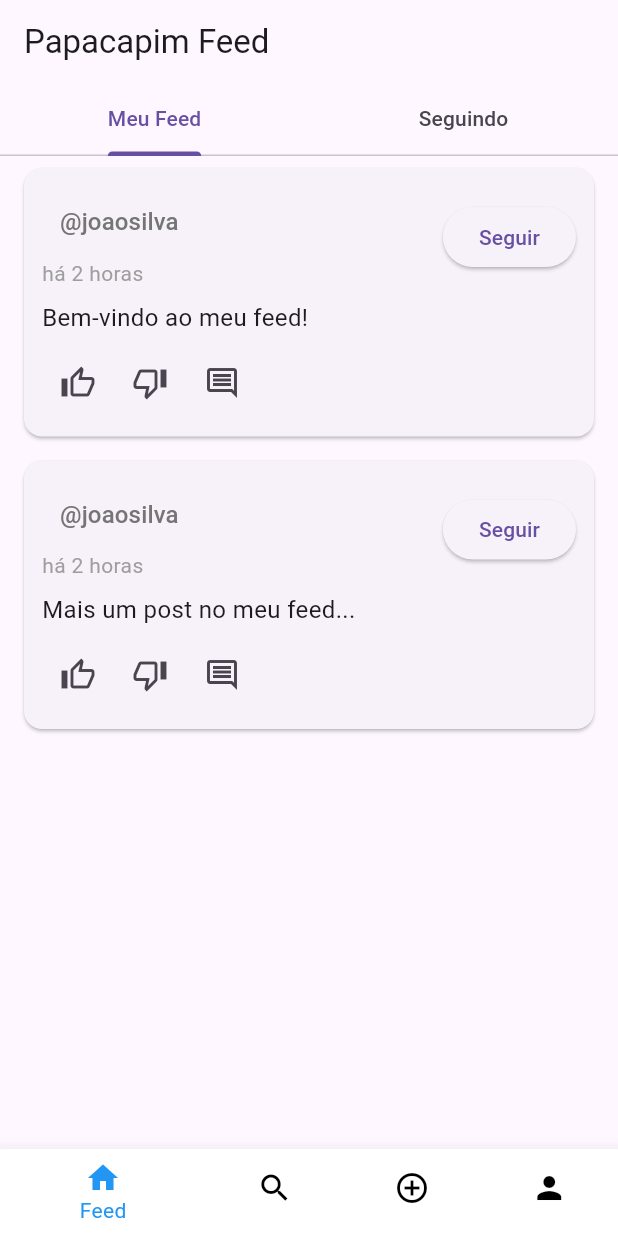
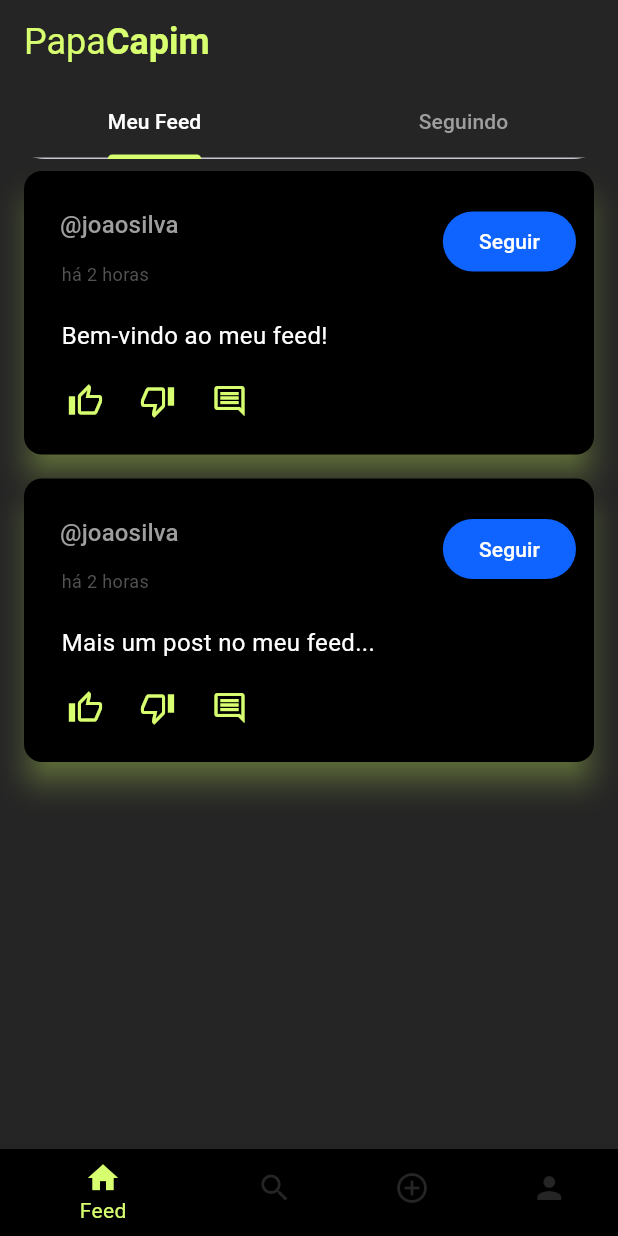
Before and after one commit to caiquedebrito/papacapim_ui, a Flutter app: the FeedScreen screen opened directly, on a phone screen of 412 x 824 dp. Run offline on Flutter 3.47's test engine with Material 3 defaults, Android fonts, the light colour scheme and no system bars.

Commit message:
Style: feed

```diff
--- a/lib/components/bottom_navegation.dart
+++ b/lib/components/bottom_navegation.dart
@@ -7,7 +7,8 @@ import '../screens/my_profile_screen.dart';
 class BottomNavigation extends StatelessWidget {
   final int currentIndex;
 
-  const BottomNavigation({Key? key, required this.currentIndex}) : super(key: key);
+  const BottomNavigation({Key? key, required this.currentIndex})
+      : super(key: key);
 
   void _onItemTapped(BuildContext context, int index) {
     if (index == currentIndex) return; // Evita recarregar a mesma tela
@@ -41,16 +42,21 @@ class BottomNavigation extends StatelessWidget {
     return BottomNavigationBar(
       currentIndex: currentIndex,
       onTap: (index) => _onItemTapped(context, index),
-      backgroundColor: Colors.white, // Define a cor de fundo do BottomNavigationBar
-      selectedItemColor: Colors.blue, // Cor do item selecionado
-      unselectedItemColor: Colors.black, // Cor dos itens não selecionados
+      backgroundColor:
+          Color(0xFF252525), // Define a cor de fundo do BottomNavigationBar
+      selectedItemColor: Color(0xFFD8FF6F), // Cor do item selecionado
+      unselectedItemColor: Color(0xFF252525), // Cor dos itens não selecionados
       showSelectedLabels: true, // Exibir rótulo do item selecionado
       showUnselectedLabels: false, // Esconder rótulo dos itens não selecionados
       elevation: 10, // Adiciona sombra para destacar o menu
       items: const [
-        BottomNavigationBarItem(icon: Icon(Icons.home), label: "Feed", backgroundColor: Colors.white),
+        BottomNavigationBarItem(
+            icon: Icon(Icons.home),
+            label: "Feed",
+            backgroundColor: Colors.black),
         BottomNavigationBarItem(icon: Icon(Icons.search), label: "Buscar"),
-        BottomNavigationBarItem(icon: Icon(Icons.add_circle_outline), label: "Postar"),
+        BottomNavigationBarItem(
+            icon: Icon(Icons.add_circle_outline), label: "Postar"),
         BottomNavigationBarItem(icon: Icon(Icons.person), label: "Perfil"),
       ],
     );
--- a/lib/components/post_card.dart
+++ b/lib/components/post_card.dart
@@ -22,14 +22,21 @@ class PostCard extends StatelessWidget {
     this.onComment,
     this.onDelete,
     this.onUserTap,
-    this.showDeleteButton = false, // Define se o botão de deletar aparecerá (para perfil do usuário)
-    this.showFollowerButton = true, // Define se o botão de seguir aparecerá (para outros usuários)
+    this.showDeleteButton =
+        false, // Define se o botão de deletar aparecerá (para perfil do usuário)
+    this.showFollowerButton =
+        true, // Define se o botão de seguir aparecerá (para outros usuários)
   }) : super(key: key);
 
   @override
   Widget build(BuildContext context) {
-    return Card(
+    return Container(
+      decoration: const BoxDecoration(),
+      child: Card(
         margin: const EdgeInsets.symmetric(horizontal: 16, vertical: 8),
+        color: Colors.black,
+        elevation: 8.0,
+        shadowColor: Color(0xFFD8FF6F),
         child: Padding(
           padding: const EdgeInsets.all(12.0),
           child: Column(
@@ -44,23 +51,36 @@ class PostCard extends StatelessWidget {
                     children: [
                       TextButton(
                         onPressed: () {
-                        Navigator.push(context, MaterialPageRoute(builder: (context) => ProfileScreen()));
+                          Navigator.push(
+                              context,
+                              MaterialPageRoute(
+                                  builder: (context) => ProfileScreen()));
                         },
                         child: Text(
                           "@$userLogin",
-                        style: TextStyle(fontSize: 16, color: Colors.grey[600]),
+                          style: TextStyle(fontSize: 16, color: Colors.grey),
                         ),
-                    )                    ,
-                    Text(
+                      ),
+                      Padding(
+                        padding: const EdgeInsets.only(left: 13.0, bottom: 5),
+                        child: Text(
                           "há 2 horas",
-                      style: const TextStyle(fontWeight: FontWeight.normal, color: Colors.grey),
+                          style: const TextStyle(
+                              fontSize: 12,
+                              fontWeight: FontWeight.normal,
+                              color: Color.fromARGB(255, 83, 83, 83)),
                         ),
+                      )
                     ],
                   ),
                   if (showFollowerButton)
                     ElevatedButton(
                       onPressed: () {},
-                    child: const Text("Seguir"),
+                      style: ElevatedButton.styleFrom(
+                        backgroundColor: const Color(0xFF0F63FF),
+                      ),
+                      child: const Text("Seguir",
+                          style: TextStyle(color: Colors.white)),
                     ),
                   if (showDeleteButton && onDelete != null)
                     IconButton(
@@ -72,27 +92,43 @@ class PostCard extends StatelessWidget {
               const SizedBox(height: 8),
 
               // Conteúdo da postagem
-            Text(
+              Padding(
+                padding: const EdgeInsets.symmetric(
+                    vertical: 8.0,
+                    horizontal: 13.0), // Espaço em cima, embaixo e nas laterais
+                child: Text(
                   postContent,
-              style: const TextStyle(fontSize: 16),
+                  style: const TextStyle(
+                      // fontWeight: FontWeight.normal,
+                      fontSize: 16,
+                      color: Colors.white),
                 ),
-            const SizedBox(height: 8),
+              ),
 
               // Botões de curtir e comentar
               Row(
                 children: [
+                  Padding(
+                    padding: const EdgeInsets.only(left: 5.0),
+                    child: IconButton(
+                      icon: const Icon(Icons.thumb_up_alt_outlined,
+                          color: Color(0xFFD8FF6F)),
+                      onPressed: onLike,
+                    ),
+                  ),
                   IconButton(
-                  icon: const Icon(Icons.thumb_up_alt_outlined),
+                    icon: const Icon(Icons.thumb_down_alt_outlined,
+                        color: Color(0xFFD8FF6F)),
                     onPressed: onLike,
                   ),
                   IconButton(
-                  icon: const Icon(Icons.thumb_down_alt_outlined),
-                  onPressed: onLike,
-                ),
-                IconButton(
-                  icon: const Icon(Icons.comment_outlined),
+                    icon: const Icon(Icons.comment_outlined,
+                        color: Color(0xFFD8FF6F)),
                     onPressed: () {
-                    Navigator.pushReplacement(context, MaterialPageRoute(builder: (context) => RepliesScreen(
+                      Navigator.pushReplacement(
+                          context,
+                          MaterialPageRoute(
+                              builder: (context) => RepliesScreen(
                                     userName: userName,
                                     userLogin: userLogin,
                                     postContent: postContent,
@@ -104,6 +140,7 @@ class PostCard extends StatelessWidget {
             ],
           ),
         ),
+      ),
     );
   }
 }
--- a/lib/screens/feed_screen.dart
+++ b/lib/screens/feed_screen.dart
@@ -9,41 +9,98 @@ class FeedScreen extends StatelessWidget {
   Widget build(BuildContext context) {
     // Exemplos de posts para cada aba
     final List<Map<String, String>> myFeedPosts = [
-      {"userName": "João Silva", "userLogin": "joaosilva", "content": "Bem-vindo ao meu feed!"},
-      {"userName": "João Silva", "userLogin": "joaosilva", "content": "Mais um post no meu feed..."},
+      {
+        "userName": "João Silva",
+        "userLogin": "joaosilva",
+        "content": "Bem-vindo ao meu feed!"
+      },
+      {
+        "userName": "João Silva",
+        "userLogin": "joaosilva",
+        "content": "Mais um post no meu feed..."
+      },
     ];
 
     final List<Map<String, String>> followingPosts = [
-      {"userName": "Maria Oliveira", "userLogin": "maria_oliveira", "content": "Curtindo essa rede!"},
-      {"userName": "Carlos Souza", "userLogin": "carlossouza", "content": "Segue mais um post por aqui."},
+      {
+        "userName": "Maria Oliveira",
+        "userLogin": "maria_oliveira",
+        "content": "Curtindo essa rede!"
+      },
+      {
+        "userName": "Carlos Souza",
+        "userLogin": "carlossouza",
+        "content": "Segue mais um post por aqui."
+      },
     ];
 
     return DefaultTabController(
       length: 2, // Número de abas
       child: Scaffold(
         appBar: AppBar(
-          title: const Text("Papacapim Feed"),
-          bottom: const TabBar(
+          backgroundColor: Color(0xFF252525),
+          title: Row(
+            mainAxisAlignment: MainAxisAlignment.spaceBetween,
+            children: [
+              Row(
+                mainAxisAlignment: MainAxisAlignment.center,
+                crossAxisAlignment: CrossAxisAlignment.start,
+                children: [
+                  const Text(
+                    "Papa",
+                    style: TextStyle(
+                      fontSize: 24,
+                      fontWeight: FontWeight.normal,
+                      color: Color(0xFFD8FF6F),
+                    ),
+                  ),
+                  const Text(
+                    "Capim",
+                    style: TextStyle(
+                      fontSize: 24,
+                      fontWeight: FontWeight.bold,
+                      color: Color(0xFFD8FF6F),
+                    ),
+                  ),
+                ],
+              ),
+            ],
+          ),
+          bottom: PreferredSize(
+            preferredSize: Size.fromHeight(50.0),
+            child: ClipRRect(
+              borderRadius: BorderRadius.vertical(
+                bottom: Radius.circular(30),
+              ),
+              child: const TabBar(
+                indicatorColor: Color(0xFFD8FF6F),
+                labelColor: Colors.white,
+                unselectedLabelColor: Colors.grey,
                 tabs: [
                   Tab(text: "Meu Feed"),
                   Tab(text: "Seguindo"),
                 ],
               ),
             ),
-        body: TabBarView(
+          ),
+        ),
+        body: Container(
+          color: const Color(0xFF252525),
+          child: TabBarView(
             children: [
               // ABA "Meu Feed"
               ListView.builder(
                 itemCount: myFeedPosts.length,
                 itemBuilder: (context, index) {
                   final post = myFeedPosts[index];
-                return PostCard(
+                  return Container(
+                      child: PostCard(
                     userName: post["userName"]!,
                     userLogin: post["userLogin"]!,
                     postContent: post["content"]!,
                     onLike: () => print("Curtir ${post["content"]}"),
                     onComment: () => print("Comentar em ${post["content"]}"),
-                );
+                  ));
                 },
               ),
 
@@ -52,17 +109,19 @@ class FeedScreen extends StatelessWidget {
                 itemCount: followingPosts.length,
                 itemBuilder: (context, index) {
                   final post = followingPosts[index];
-                return PostCard(
+                  return Container(
+                      child: PostCard(
                     userName: post["userName"]!,
                     userLogin: post["userLogin"]!,
                     postContent: post["content"]!,
                     onLike: () => print("Curtir ${post["content"]}"),
                     onComment: () => print("Comentar em ${post["content"]}"),
                     showFollowerButton: false,
-                );
+                  ));
                 },
               ),
             ],
+          ),
         ),
         bottomNavigationBar: const BottomNavigation(currentIndex: 0),
       ),
```
Lines whose indentation alone changed are shown as unchanged.
